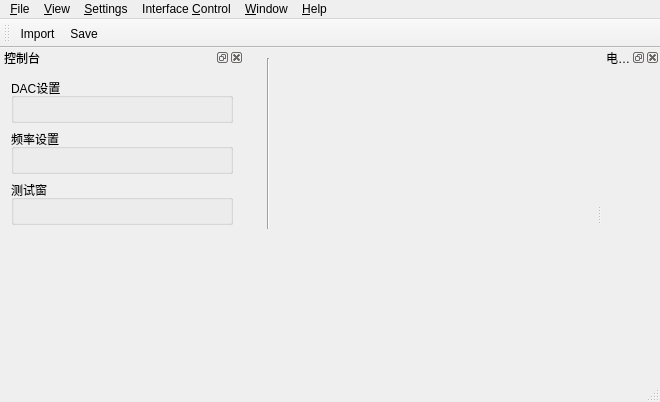
The window that trunk/soft/zebra-tester/mainwindow.ui (Quenii/ADCEVM-minor) describes before a commit, drawn with Qt 5.
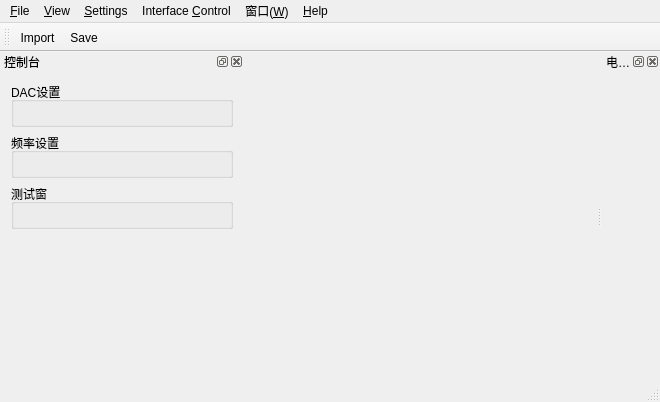
The same window after the commit. Icons and pictures are not drawn. Custom widgets are drawn as their Qt base class.

The edit to the form file:
```diff
--- a/trunk/soft/zebra-tester/mainwindow.ui
+++ b/trunk/soft/zebra-tester/mainwindow.ui
@@ -23,21 +23,7 @@
     </property>
     <item row="0" column="0">
      <widget class="QStackedWidget" name="stackedWidget">
-      <widget class="QWidget" name="page">
-       <widget class="Line" name="line">
-        <property name="geometry">
-         <rect>
-          <x>10</x>
-          <y>10</y>
-          <width>16</width>
-          <height>171</height>
-         </rect>
-        </property>
-        <property name="orientation">
-         <enum>Qt::Vertical</enum>
-        </property>
-       </widget>
-      </widget>
+      <widget class="QWidget" name="page"/>
       <widget class="QWidget" name="page_2"/>
      </widget>
     </item>
@@ -90,7 +76,7 @@
    </widget>
    <widget class="QMenu" name="menuWindow">
     <property name="title">
-     <string>&amp;Window</string>
+     <string>窗口(&amp;W)</string>
     </property>
    </widget>
    <addaction name="menu"/>
```
